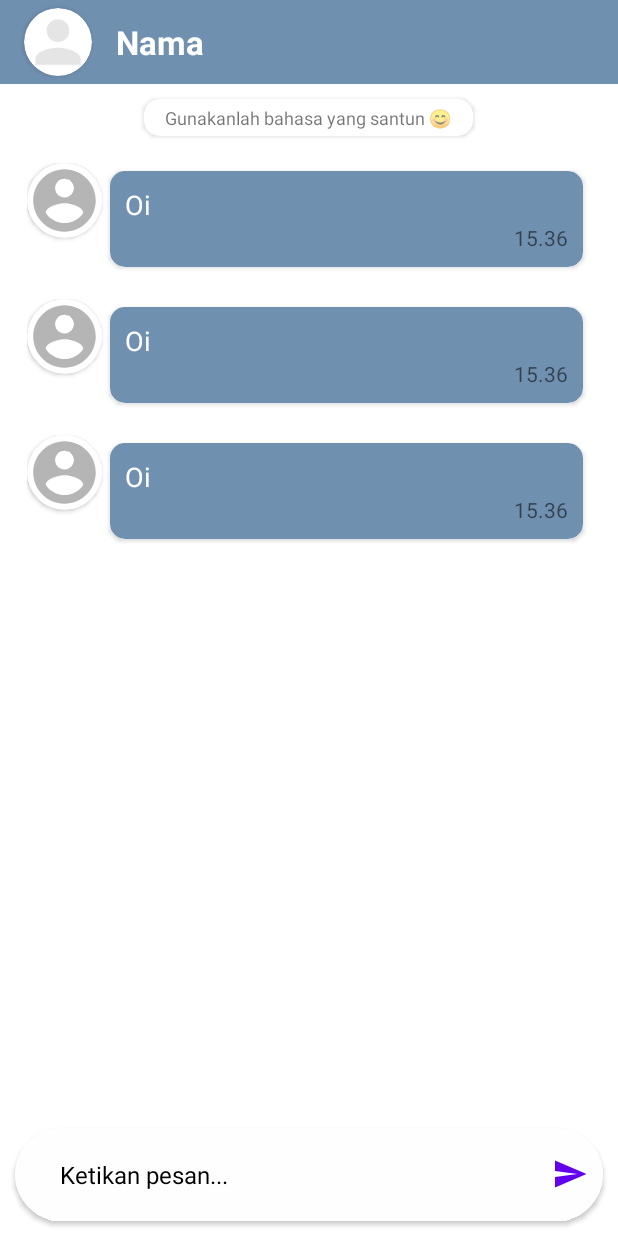
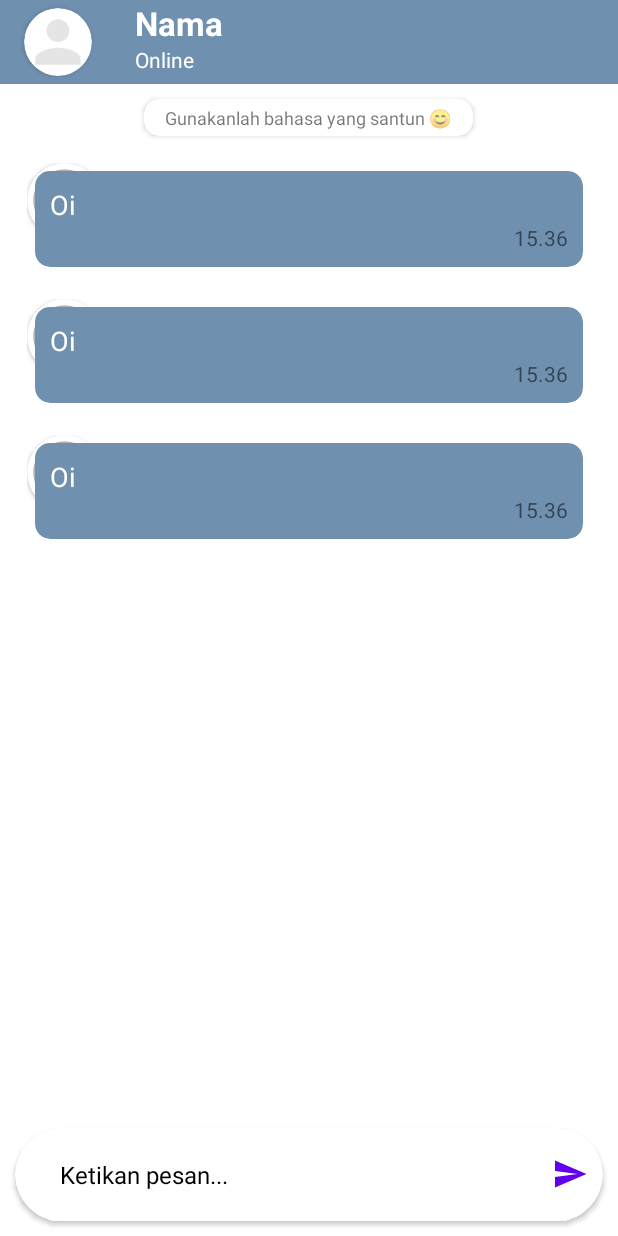
Before and after one commit to DelNight/Notify, an Android app: the layout activity_message.xml on its own in the app's theme, with its tools: preview values and no code run, on a phone screen of 412 x 824 dp. Run offline under Robolectric (Android 15) with nearby library versions, the light colour scheme and no system bars.

Commit message:
Fitur Status User Chat

```diff
--- a/app/src/main/res/layout/activity_message.xml
+++ b/app/src/main/res/layout/activity_message.xml
@@ -24,17 +24,30 @@
                     android:id="@+id/profile_image"/>
             </androidx.cardview.widget.CardView>
 
-
+            <RelativeLayout
+                android:layout_width="wrap_content"
+                android:layout_height="wrap_content" >
                 <TextView
+                    android:id="@+id/username"
                     android:layout_width="wrap_content"
                     android:layout_height="wrap_content"
-                android:id="@+id/username"
                     android:textSize="22sp"
                     android:layout_marginLeft="25dp"
                     android:text="Nama"
                     android:textColor="#fff"
                     android:textStyle="bold"
                     android:layout_marginStart="25dp" />
+
+                <TextView
+                    android:id="@+id/status_user"
+                    android:layout_width="wrap_content"
+                    android:layout_height="wrap_content"
+                    android:textColor="#fff"
+                    android:layout_below="@+id/username"
+                    android:layout_marginLeft="25dp"
+                    android:layout_marginBottom="5dp"
+                    android:text="Online"/>
+            </RelativeLayout>
 
         </androidx.appcompat.widget.Toolbar>
 
@@ -83,10 +96,10 @@
         android:layout_height="wrap_content"
         app:cardCornerRadius="50dp"
         android:layout_alignParentBottom="true"
-        android:elevation="15dp">
+        android:elevation="20dp">
 
         <RelativeLayout
-            android:background="#FFFEFE"
+            android:background="@android:color/transparent"
             android:layout_width="match_parent"
             android:padding="10dp"
             android:id="@+id/bottom"
--- a/app/src/main/res/layout/chat_item.xml
+++ b/app/src/main/res/layout/chat_item.xml
@@ -24,7 +24,6 @@
 
         <androidx.cardview.widget.CardView
             android:id="@+id/card_content"
-            android:layout_toRightOf="@id/card_profile"
             android:layout_width="wrap_content"
             android:layout_height="wrap_content"
             android:layout_margin="5dp"
```
Also changed, not shown: app/src/main/java/com/diazs/notify/Adapter/ChatAdapter.java (deleted, +0 -60 lines), app/src/main/java/com/diazs/notify/Adapter/MessageAdapter.java (+13 -13 lines), app/src/main/java/com/diazs/notify/ListChatActivity.java (+56 -0 lines), app/src/main/java/com/diazs/notify/MessageActivity.java (+36 -1 lines), app/src/main/java/com/diazs/notify/Model/User.java (+28 -0 lines), app/src/main/res/layout/row_detail_voting.xml (+5 -4 lines). Lines whose indentation alone changed are shown as unchanged.
